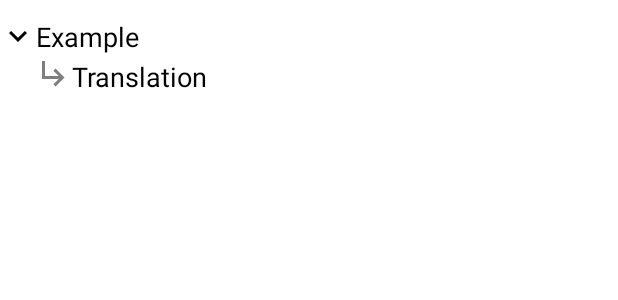
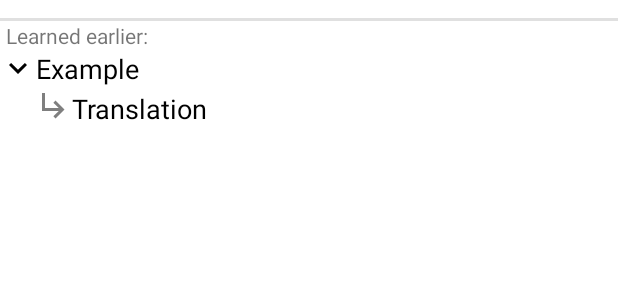
Before and after one commit to D-ArtGit/Linguatheka, an Android app: the layout example_item.xml on its own in the app's theme, with its tools: preview values and no code run, on a phone screen of 412 x 824 dp. Shown: the top 300 px of the screen. Run offline under Robolectric (Android 15) with nearby library versions, the phone set to English and light mode, and no system bars.

Commit message:
9 - Divider for learned

```diff
--- a/app/src/main/java/ru/dartx/linguatheka/model/ExampleItem.kt
+++ b/app/src/main/java/ru/dartx/linguatheka/model/ExampleItem.kt
@@ -10,6 +10,7 @@ data class ExampleItem(
     var translation: Spanned,
     var tvExampleVisibility: Int,
     var edVisibility: Int,
+    var dividerVisibility: Boolean,
     var error: String?,
     var requestFocus: Boolean,
     var finished: Boolean
--- a/app/src/main/res/layout/example_item.xml
+++ b/app/src/main/res/layout/example_item.xml
@@ -32,6 +32,28 @@
             tools:visibility="visible">
 
 
+            <View
+                android:id="@+id/learnedDivider"
+                android:layout_width="match_parent"
+                android:layout_height="2dp"
+                android:background="?android:attr/listDivider"
+                android:visibility="@{exampleItem.dividerVisibility ? View.VISIBLE : View.GONE}"
+                app:layout_constraintEnd_toEndOf="parent"
+                app:layout_constraintStart_toStartOf="parent"
+                app:layout_constraintTop_toTopOf="parent" />
+
+            <TextView
+                android:id="@+id/learnedText"
+                android:layout_width="0dp"
+                android:layout_height="wrap_content"
+                android:layout_marginStart="4dp"
+                android:layout_marginEnd="1dp"
+                android:text="@string/learned"
+                android:visibility="@{exampleItem.dividerVisibility ? View.VISIBLE : View.GONE}"
+                app:layout_constraintEnd_toEndOf="parent"
+                app:layout_constraintStart_toStartOf="parent"
+                app:layout_constraintTop_toBottomOf="@id/learnedDivider" />
+
             <ImageView
                 android:id="@+id/ivShowHide"
                 android:layout_width="wrap_content"
@@ -39,7 +61,7 @@
                 android:layout_weight="1"
                 android:contentDescription="Show/Hide"
                 app:layout_constraintStart_toStartOf="parent"
-                app:layout_constraintTop_toTopOf="parent"
+                app:layout_constraintTop_toBottomOf="@id/learnedText"
                 app:srcCompat="@drawable/ic_show" />
 
             <TextView
@@ -51,7 +73,7 @@
                 android:textSize="18sp"
                 app:layout_constraintEnd_toEndOf="parent"
                 app:layout_constraintStart_toEndOf="@+id/ivShowHide"
-                app:layout_constraintTop_toTopOf="parent"
+                app:layout_constraintTop_toBottomOf="@id/learnedText"
                 tools:text="@string/example" />
 
             <androidx.constraintlayout.widget.ConstraintLayout
--- a/app/src/main/res/values/strings.xml
+++ b/app/src/main/res/values/strings.xml
@@ -26,6 +26,7 @@
     <string name="confirm_delete">Do you really want to delete this card?</string>
     <string name="fill_field">This field can\'t be empty</string>
     <string name="word_exist">A card with this word already exists. Add new examples to it</string>
+    <string name="learned">Learned earlier:</string>
     <string name="channel_name">main_channel</string>
     <string name="channel_description">Main notifications</string>
     <string name="time_to_repeat">It\'s time to repeat the word</string>
```
Also changed, not shown: app/src/main/java/ru/dartx/linguatheka/activities/CardActivity.kt (+9 -2 lines), 1 other file.
